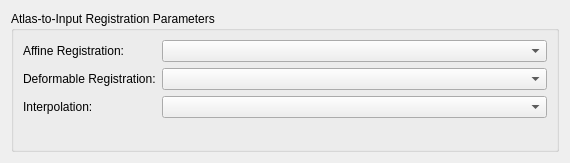
First picture: the form in QTModules/EMSegment/Resources/UI/qSlicerEMSegmentEditRegistrationParametersPanel.ui, repository jcfr/Slicer3, before the edit.
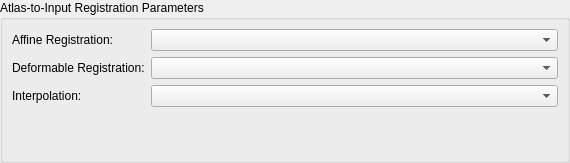
Second picture: the form after the edit. Custom widgets are drawn as their Qt base class.

Commit message: ENH: EMSegment - ContentMargins associated with panel layout is set to zero

Diff of the .ui file:
```diff
--- a/QTModules/EMSegment/Resources/UI/qSlicerEMSegmentEditRegistrationParametersPanel.ui
+++ b/QTModules/EMSegment/Resources/UI/qSlicerEMSegmentEditRegistrationParametersPanel.ui
@@ -14,6 +14,12 @@
    <string>Form</string>
   </property>
   <layout class="QVBoxLayout" name="verticalLayout">
+   <property name="spacing">
+    <number>0</number>
+   </property>
+   <property name="margin">
+    <number>0</number>
+   </property>
    <item>
     <widget class="QGroupBox" name="AtlasToInputRegistrationParametersGroupBox">
      <property name="title">
```
The commit also changes 8 other files.
